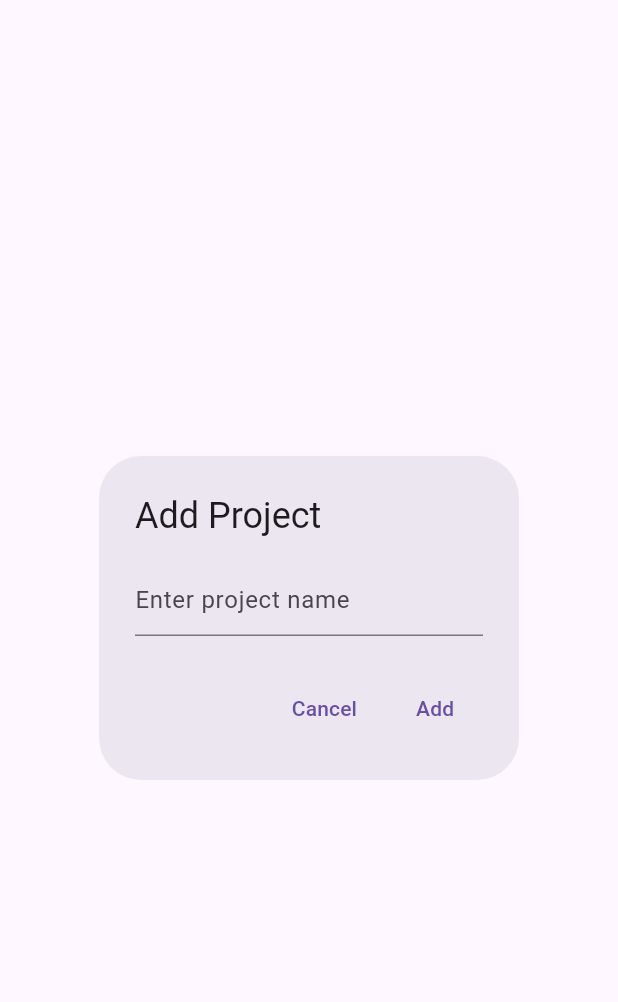
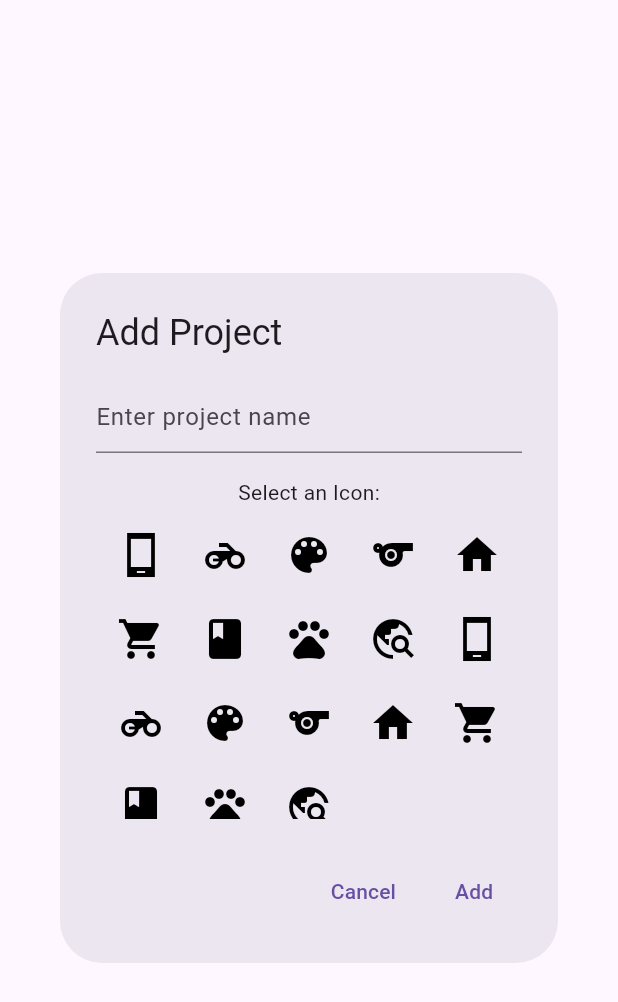
Before and after one commit to chamishkadilina/ladder_up, a Flutter app: the AddProjectDialog widget shown alone on an empty page, opened directly, on a phone screen of 412 x 824 dp. Shown: the top 1002 px of the screen. Run offline on Flutter 3.47's test engine with Material 3 defaults, Android fonts, the phone set to English and light mode, and no system bars.

Commit message:
Implement icon selection in Add Project dialog
- Added a UI for selecting an icon from a list of available icons.
- Updated the dialog to handle icon selection and pass the selected icon to the project provider.
- Fixed layout issue when icons were added, ensuring the dialog doesn't overflow.

```diff
--- a/lib/models/project.dart
+++ b/lib/models/project.dart
@@ -1,11 +1,14 @@
+import 'package:flutter/material.dart';
 import 'package:ladder_up/models/subtask.dart';
 
 class Project {
   final String title;
+  IconData? icon;
   List<Subtask> subtasks;
 
   Project({
     required this.title,
+    this.icon,
     List<Subtask>? subtasks,
   }) : subtasks = subtasks ?? [];
 }
--- a/lib/providers/project_provider.dart
+++ b/lib/providers/project_provider.dart
@@ -19,8 +19,8 @@ class ProjectProvider extends ChangeNotifier {
   }
 
   // Add a project
-  void addProject(String title) {
-    _projects.add(Project(title: title));
+  void addProject(String title, {IconData? icon}) {
+    _projects.add(Project(title: title, icon: icon));
     notifyListeners();
   }
 
--- a/lib/widgets/add_project_dialog.dart
+++ b/lib/widgets/add_project_dialog.dart
@@ -2,21 +2,89 @@ import 'package:flutter/material.dart';
 import 'package:ladder_up/providers/project_provider.dart';
 import 'package:provider/provider.dart';
 
-class AddProjectDialog extends StatelessWidget {
-  const AddProjectDialog({
-    super.key,
-  });
+class AddProjectDialog extends StatefulWidget {
+  const AddProjectDialog({super.key});
+
+  @override
+  State<AddProjectDialog> createState() => _AddProjectDialogState();
+}
+
+class _AddProjectDialogState extends State<AddProjectDialog> {
+  final TextEditingController controller = TextEditingController();
+  IconData? selectedIcon;
+
+  final List<IconData> availableIcons = [
+    Icons.phone_android_sharp,
+    Icons.motorcycle,
+    Icons.color_lens,
+    Icons.sports,
+    Icons.home,
+    Icons.shopping_cart,
+    Icons.book,
+    Icons.pets,
+    Icons.travel_explore,
+    Icons.phone_android_sharp,
+    Icons.motorcycle,
+    Icons.color_lens,
+    Icons.sports,
+    Icons.home,
+    Icons.shopping_cart,
+    Icons.book,
+    Icons.pets,
+    Icons.travel_explore,
+  ];
 
   @override
   Widget build(BuildContext context) {
-    final TextEditingController controller = TextEditingController();
-
     return AlertDialog(
       title: const Text("Add Project"),
-      content: TextField(
-        controller: controller,
-        decoration: const InputDecoration(
-          hintText: "Enter project name",
+      content: SingleChildScrollView(
+        child: Column(
+          mainAxisSize: MainAxisSize.min,
+          children: [
+            TextField(
+              controller: controller,
+              decoration: const InputDecoration(
+                hintText: "Enter project name",
+              ),
+            ),
+            const SizedBox(height: 16),
+            const Text("Select an Icon:"),
+            const SizedBox(height: 8),
+            SizedBox(
+              height: 200, // Set a height constraint for the icon grid
+              child: SingleChildScrollView(
+                child: Wrap(
+                  spacing: 8,
+                  runSpacing: 8, // Add spacing between rows
+                  children: availableIcons.map((icon) {
+                    return GestureDetector(
+                      onTap: () {
+                        setState(() {
+                          selectedIcon = icon; // Update selected icon
+                        });
+                      },
+                      child: Container(
+                        decoration: BoxDecoration(
+                          color: selectedIcon == icon
+                              ? Colors.blueAccent.withOpacity(0.2)
+                              : Colors.transparent,
+                          borderRadius: BorderRadius.circular(8),
+                        ),
+                        padding: const EdgeInsets.all(8),
+                        child: Icon(
+                          icon,
+                          color:
+                              selectedIcon == icon ? Colors.blue : Colors.black,
+                          size: 32,
+                        ),
+                      ),
+                    );
+                  }).toList(),
+                ),
+              ),
+            ),
+          ],
         ),
       ),
       actions: [
@@ -28,11 +96,11 @@ class AddProjectDialog extends StatelessWidget {
         ),
         TextButton(
           onPressed: () {
-            if (controller.text.isNotEmpty) {
+            if (controller.text.isNotEmpty && selectedIcon != null) {
               Provider.of<ProjectProvider>(context, listen: false)
-                  .addProject(controller.text);
+                  .addProject(controller.text, icon: selectedIcon);
+              Navigator.of(context).pop();
             }
-            Navigator.of(context).pop();
           },
           child: const Text("Add"),
         ),
--- a/lib/widgets/project_list.dart
+++ b/lib/widgets/project_list.dart
@@ -15,7 +15,7 @@ class ProjectList extends StatelessWidget {
     return ListView.builder(
       itemCount: projectProvider.projects.length,
       itemBuilder: (context, index) {
-        final project = projectProvider.projects[index];
+        final project = projectProvider.projects[index]; // get specific project
         return Card(
           color: Colors.white,
           elevation: 0,
@@ -23,6 +23,9 @@ class ProjectList extends StatelessWidget {
             borderRadius: BorderRadius.circular(8),
           ),
           child: ListTile(
+            leading: Icon(
+              project.icon,
+            ),
             title: Text(
               project.title,
               style: const TextStyle(
```
